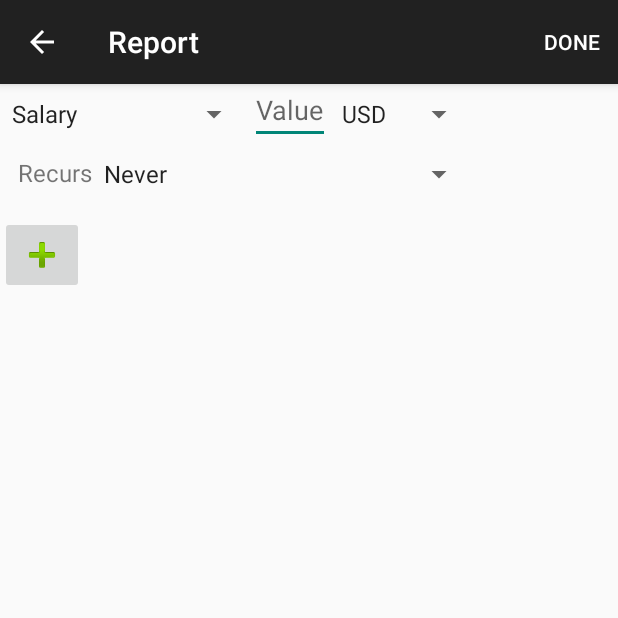
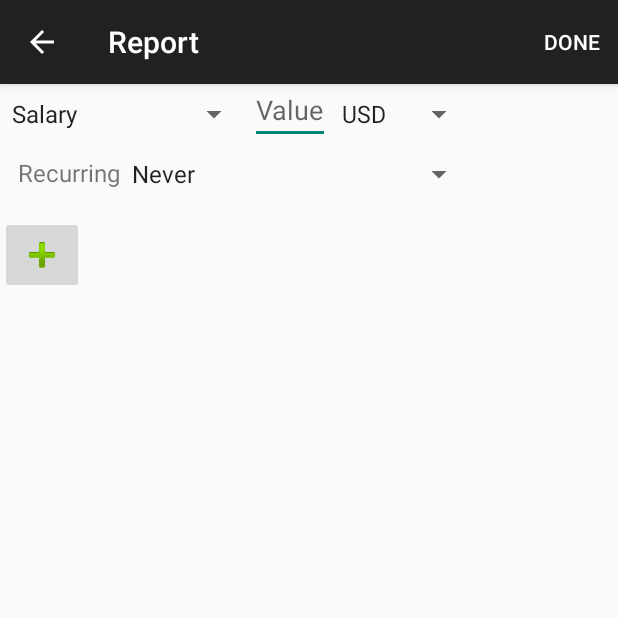
Before and after one commit to codeworxzw/SmartWallet, an Android app: the ReportActivity screen opened directly, with no data from a screen before it, on a phone screen of 412 x 824 dp, the top half of it. Run offline under Robolectric (Android 15) with nearby library versions, the light colour scheme and no system bars.

Commit message:
Recurring spinner data added to list

```diff
--- a/app/src/main/java/com/rbsoftware/pfm/personalfinancemanager/MainActivity.java
+++ b/app/src/main/java/com/rbsoftware/pfm/personalfinancemanager/MainActivity.java
@@ -146,6 +146,9 @@ public class MainActivity extends AppCompatActivity  {
         }
     }//onActivityResult
 
+    /*Helper method
+    * Parsing string to retrieve document data
+     */
     private String getItem(ArrayList<String> reportResult, int i) {
         String item="0";
         for(String listItem: reportResult){
--- a/app/src/main/res/values/strings.xml
+++ b/app/src/main/res/values/strings.xml
@@ -177,7 +177,7 @@
     <string name="value">Value</string>
     <string name="add_line">Add line</string>
     <string name="text_view_error">Please set value</string>
-    <string name="recurs">Recurs</string>
+    <string name="recurs">Recurring</string>
 
 
 </resources>
```
Also changed, not shown: app/src/main/java/com/rbsoftware/pfm/personalfinancemanager/ReportActivity.java (+7 -2 lines).
